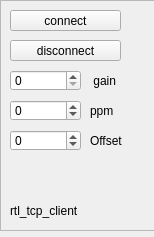
First picture: the form in devices/rtl_tcp/rtl_tcp-widget.ui, repository JvanKatwijk/qt-dab, before the edit.
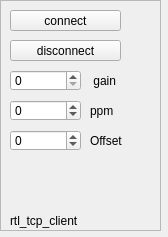
Second picture: the form after the edit.

Commit message: Made complete text visible in rtl_tcp

The edit to the form file:
```diff
--- a/devices/rtl_tcp/rtl_tcp-widget.ui
+++ b/devices/rtl_tcp/rtl_tcp-widget.ui
@@ -6,7 +6,7 @@
    <rect>
     <x>0</x>
     <y>0</y>
-    <width>154</width>
+    <width>168</width>
     <height>237</height>
    </rect>
   </property>
@@ -32,7 +32,7 @@
     <property name="geometry">
      <rect>
       <x>10</x>
-      <y>200</y>
+      <y>210</y>
       <width>111</width>
       <height>21</height>
      </rect>
@@ -45,9 +45,9 @@
     <property name="geometry">
      <rect>
       <x>10</x>
-      <y>170</y>
-      <width>131</width>
-      <height>21</height>
+      <y>160</y>
+      <width>141</width>
+      <height>41</height>
      </rect>
     </property>
     <property name="text">
@@ -84,9 +84,9 @@
     <property name="geometry">
      <rect>
       <x>10</x>
-      <y>170</y>
+      <y>159</y>
       <width>131</width>
-      <height>20</height>
+      <height>31</height>
      </rect>
     </property>
     <property name="text">
```
The commit also changes 1 other file.
